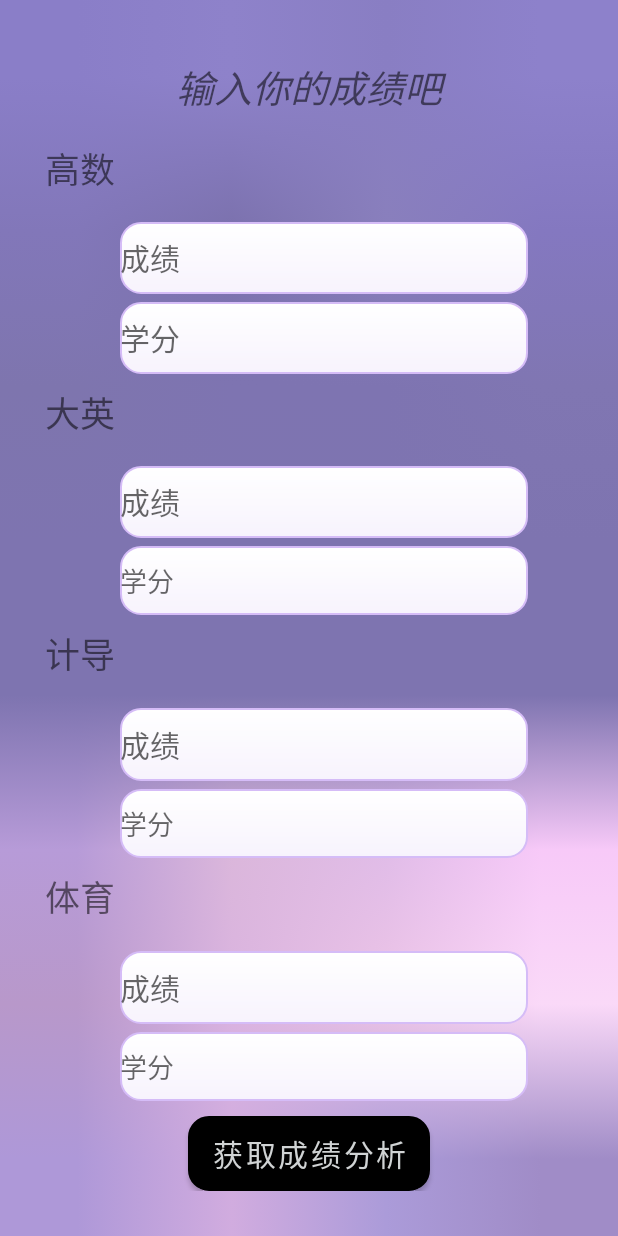
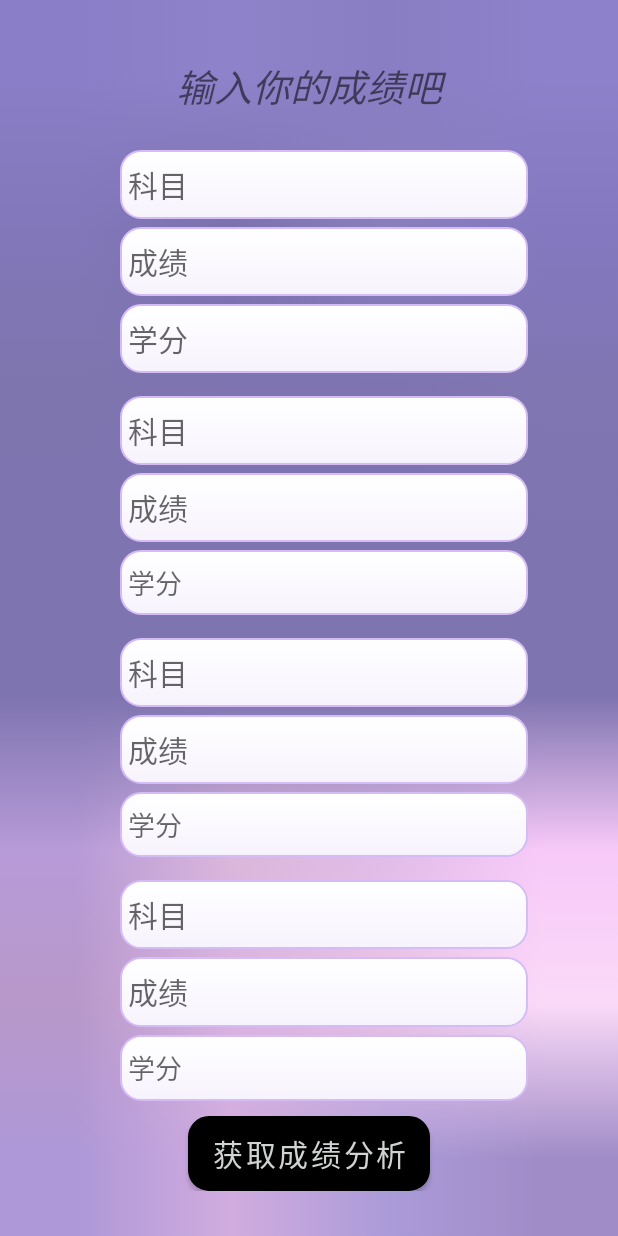
Before and after one commit to 80576586/grade, an Android app: the screen it shows after launch (MainActivity3), on a phone screen of 412 x 824 dp. Run offline under Robolectric (Android 15) with nearby library versions, the phone set to English and light mode, and no system bars.

Commit message:
可输入科目

```diff
--- a/app/src/main/java/com/example/myapplication/MainActivity3.java
+++ b/app/src/main/java/com/example/myapplication/MainActivity3.java
@@ -19,7 +19,6 @@ import android.widget.EditText;
 import android.widget.Toast;
 
 public class MainActivity3 extends AppCompatActivity {
-    private Button button1;
     private EditText editText1;
     private EditText editText2;
     private EditText editText3;
@@ -28,10 +27,12 @@ public class MainActivity3 extends AppCompatActivity {
     private EditText editText6;
     private EditText editText7;
     private EditText editText8;
-    //Context context;
+    private EditText et1;
+    private EditText et2;
+    private EditText et3;
+    private EditText et4;
+
    Bundle bundle = new Bundle();
-   //Intent intent =new Intent();
-   //Toast toast=new Toast(getApplicationContext());
 
 
 
@@ -39,7 +40,10 @@ public class MainActivity3 extends AppCompatActivity {
     protected void onCreate(Bundle savedInstanceState) {
         super.onCreate(savedInstanceState);
         setContentView(R.layout.activity_main3);
-
+        et1=findViewById(R.id.et1);
+        et2=findViewById(R.id.et2);
+        et3=findViewById(R.id.et3);
+        et4=findViewById(R.id.et4);
         editText1=findViewById(R.id.editText1);
         editText2=findViewById(R.id.editText2);
         editText3=findViewById(R.id.editText3);
@@ -48,36 +52,35 @@ public class MainActivity3 extends AppCompatActivity {
        editText6=findViewById(R.id.editText6);
        editText7=findViewById(R.id.editText7);
        editText8=findViewById(R.id.editText8);
-       button1 = (Button) findViewById(R.id.button1);
-       button1.setOnClickListener(new View.OnClickListener() {
+       Button btn1 = (Button) findViewById(R.id.btn1);
+       btn1.setOnClickListener(new View.OnClickListener() {
             @Override
             public void onClick(View v) {
-                Intent intent = new Intent();//Inten t intent = new Intent();
+                Intent intent = new Intent();
                 String a = String.valueOf(editText1.getText());
                 String b = editText2.getText().toString();
                 String c = editText3.getText().toString();
                 String d = editText4.getText().toString();
                 String e = editText5.getText().toString();
                 String f = editText6.getText().toString();
-                String g = editText7.getText().toString().trim();
-                String h = editText8.getText().toString().trim();
+                String g = editText7.getText().toString();
+                String h = editText8.getText().toString();
+                String subject1=et1.getText().toString();
+                String subject2=et2.getText().toString().trim();
+                String subject3=et3.getText().toString().trim();
+                String subject4=et4.getText().toString().trim();
+
                 double a1 = 0,b1=0,c1=0,d1=0,e1=0,f1=0,g1=0,h1=0;
                 if (a.length()>0)
                     a1=Double.parseDouble(a);
-                //String b = String.valueOf(editText2.getText());
                 if (b.length()>0)
                     b1=Double.parseDouble(b);
-                //int b=editText2.getAccessibilityLiveRegion();
-                //String c = String.valueOf(editText3.getText());
                 if (c.length()>0)
                     c1=Double.parseDouble(c);
-                //String d = String.valueOf(editText4.getText());
                 if (d.length()>0)
                     d1=Double.parseDouble(d);
                 if (e.length()>0)
                     e1=Double.parseDouble(e);
-                //String e = String.valueOf(editText5.getText());
-                //String f = String.valueOf(editText6.getText());
                 if (f.length()>0)
                     f1=Double.parseDouble(f);
                 //String g = String.valueOf(editText7.getText());
@@ -85,9 +88,9 @@ public class MainActivity3 extends AppCompatActivity {
                     g1=Double.parseDouble(g);
                 if (h.length()>0)
                     h1=Double.parseDouble(h);
-                if (a.length()<1||c.length()<1||e.length()<1||g.length()<1.||b.length()<1||d.length()<1||f.length()<1||h.length()<1){
+                if (a.length()<1||c.length()<1||e.length()<1||g.length()<1.||b.length()<1||d.length()<1||f.length()<1||h.length()<1||subject1.length()<1||subject2.length()<1||subject3.length()<1||subject4.length()<1){
                     Toast.makeText(MainActivity3.this, "请输入完整", Toast.LENGTH_SHORT).show(); }
-                else if (a1>100||c1>100||e1>100){
+                else if (a1>100||c1>100||e1>100||g1>100){
 
                     Toast.makeText(MainActivity3.this, "请输入正确的成绩", Toast.LENGTH_SHORT).show();}
 
@@ -103,6 +106,12 @@ public class MainActivity3 extends AppCompatActivity {
                     Bundle bundle6 = new Bundle();
                     Bundle bundle7 = new Bundle();
                     Bundle bundle8 = new Bundle();
+                    Bundle bundle9 = new Bundle();
+                    Bundle bundle10 = new Bundle();
+                    Bundle bundle11= new Bundle();
+                    Bundle bundle12= new Bundle();
+
+
                     bundle1.putDouble("grade1",a1);
                     bundle2.putDouble("credit1",b1);
                     bundle3.putDouble("grade2",c1);
@@ -111,6 +120,10 @@ public class MainActivity3 extends AppCompatActivity {
                     bundle6.putDouble("credit3",f1);
                     bundle7.putDouble("grade4",g1);
                     bundle8.putDouble("credit4",h1);
+                    bundle9.putString("subject1",subject1);
+                    bundle10.putString("subject2",subject2);
+                    bundle11.putString("subject3",subject3);
+                    bundle12.putString("subject4",subject4);
 
                 intent.putExtras(bundle1);
                 intent.putExtras(bundle2);
@@ -120,10 +133,16 @@ public class MainActivity3 extends AppCompatActivity {
                 intent.putExtras(bundle6);
                 intent.putExtras(bundle7);
                 intent.putExtras(bundle8);
+                intent.putExtras(bundle9);
+                intent.putExtras(bundle10);
+                intent.putExtras(bundle11);
+                intent.putExtras(bundle12);
+
 
                 intent.setClass(MainActivity3.this, MainActivity.class);
 
-                startActivity(intent);}}
+                startActivity(intent);
+                finish();}}
 
 
         });
--- a/app/src/main/res/layout/activity_main2.xml
+++ b/app/src/main/res/layout/activity_main2.xml
@@ -30,6 +30,7 @@
                 android:gravity="center"
                 android:text="分析报告"
                 android:textColor="@color/black"
+                android:paddingTop="10dp"
                 android:textSize="35sp" />
 
 
@@ -80,6 +81,7 @@
             android:background="@drawable/shape"
             android:padding="15dp">
             <TextView
+                android:id="@+id/TV3.1"
                 android:layout_width="wrap_content"
                 android:layout_height="match_parent"
                 android:text="高数"
@@ -101,6 +103,7 @@
             android:background="@drawable/shape"
             android:padding="15dp">
             <TextView
+                android:id="@+id/TV3.2"
                 android:layout_width="wrap_content"
                 android:layout_height="match_parent"
                 android:text="大英"
@@ -125,6 +128,7 @@
             android:padding="15dp">
 
             <TextView
+                android:id="@+id/TV3.3"
                 android:layout_width="wrap_content"
                 android:layout_height="match_parent"
                 android:text="计导"
@@ -150,6 +154,7 @@
             android:background="@drawable/shape"
             android:padding="15dp">
             <TextView
+                android:id="@+id/TV3.4"
                 android:layout_width="wrap_content"
                 android:layout_height="match_parent"
                 android:text="体育"
--- a/app/src/main/res/layout/activity_main3.xml
+++ b/app/src/main/res/layout/activity_main3.xml
@@ -26,15 +26,20 @@
 
 
 
-        <TextView
-            android:id="@+id/textview1"
+        <EditText
+            android:id="@+id/et1"
             android:layout_width="match_parent"
             android:layout_height="wrap_content"
-            android:text="高数"
-            android:textSize="23sp"
-            android:layout_marginTop="8dp"
-            android:layout_weight="1"
-            />
+            android:hint="科目"
+            android:textSize="20sp"
+            android:layout_marginStart="50dp"
+            android:layout_marginEnd="30dp"
+            android:layout_marginTop="15dp"
+            android:maxLines="1"
+            android:paddingHorizontal="5dp"
+            android:inputType="text"
+            android:background="@drawable/shape"
+            android:layout_weight="1"/>
         <EditText
             android:id="@+id/editText1"
             android:layout_width="match_parent"
@@ -43,7 +48,9 @@
             android:textSize="20sp"
             android:layout_marginStart="50dp"
             android:layout_marginEnd="30dp"
+            android:layout_marginTop="5dp"
             android:maxLines="1"
+            android:paddingHorizontal="5dp"
             android:inputType="numberDecimal"
             android:background="@drawable/shape"
             android:layout_weight="1"/>
@@ -57,18 +64,24 @@
             android:maxLines="1"
             android:textSize="20sp"
             android:inputType="numberDecimal"
+            android:paddingHorizontal="5dp"
             android:background="@drawable/shape"
             android:layout_weight="1"
             android:layout_marginTop="5dp"/>
-        <TextView
-            android:id="@+id/textview2"
+        <EditText
+            android:id="@+id/et2"
             android:layout_width="match_parent"
             android:layout_height="wrap_content"
-            android:text="大英"
-            android:textSize="23sp"
-            android:layout_marginTop="8dp"
-            android:layout_weight="1"
-            />
+            android:hint="科目"
+            android:textSize="20sp"
+            android:layout_marginStart="50dp"
+            android:layout_marginEnd="30dp"
+            android:layout_marginTop="15dp"
+            android:maxLines="1"
+            android:paddingHorizontal="5dp"
+            android:inputType="text"
+            android:background="@drawable/shape"
+            android:layout_weight="1"/>
         <EditText
             android:id="@+id/editText3"
             android:layout_width="match_parent"
@@ -77,8 +90,10 @@
             android:textSize="20sp"
             android:layout_marginStart="50dp"
             android:layout_marginEnd="30dp"
+            android:layout_marginTop="5dp"
             android:maxLines="1"
             android:inputType="numberDecimal"
+            android:paddingHorizontal="5dp"
             android:background="@drawable/shape"
             android:layout_weight="1"/>
         <EditText
@@ -91,17 +106,23 @@
             android:maxLines="1"
             android:inputType="numberDecimal"
             android:background="@drawable/shape"
+            android:paddingHorizontal="5dp"
             android:layout_weight="1"
             android:layout_marginTop="5dp"/>
-        <TextView
-            android:id="@+id/textview3"
+        <EditText
+            android:id="@+id/et3"
             android:layout_width="match_parent"
             android:layout_height="wrap_content"
-            android:text="计导"
-            android:textSize="23sp"
-            android:layout_marginTop="8dp"
-            android:layout_weight="1"
-            />
+            android:hint="科目"
+            android:textSize="20sp"
+            android:layout_marginStart="50dp"
+            android:layout_marginEnd="30dp"
+            android:layout_marginTop="15dp"
+            android:maxLines="1"
+            android:paddingHorizontal="5dp"
+            android:inputType="text"
+            android:background="@drawable/shape"
+            android:layout_weight="1"/>
         <EditText
             android:id="@+id/editText5"
             android:layout_width="match_parent"
@@ -110,8 +131,10 @@
             android:textSize="20sp"
             android:layout_marginStart="50dp"
             android:layout_marginEnd="30dp"
+            android:layout_marginTop="5dp"
             android:maxLines="1"
             android:inputType="numberDecimal"
+            android:paddingHorizontal="5dp"
             android:background="@drawable/shape"
             android:layout_weight="1"/>
         <EditText
@@ -125,16 +148,22 @@
             android:inputType="numberDecimal"
             android:background="@drawable/shape"
             android:layout_weight="1"
+            android:paddingHorizontal="5dp"
             android:layout_marginTop="5dp"/>
-        <TextView
-            android:id="@+id/textview4"
+        <EditText
+            android:id="@+id/et4"
             android:layout_width="match_parent"
             android:layout_height="wrap_content"
-            android:text="体育"
-            android:textSize="23sp"
-            android:layout_marginTop="8dp"
-            android:layout_weight="1"
-            />
+            android:hint="科目"
+            android:textSize="20sp"
+            android:layout_marginStart="50dp"
+            android:layout_marginEnd="30dp"
+            android:maxLines="1"
+            android:paddingHorizontal="5dp"
+            android:layout_marginTop="15dp"
+            android:inputType="text"
+            android:background="@drawable/shape"
+            android:layout_weight="1"/>
         <EditText
             android:id="@+id/editText7"
             android:layout_width="match_parent"
@@ -143,8 +172,10 @@
             android:textSize="20sp"
             android:layout_marginStart="50dp"
             android:layout_marginEnd="30dp"
+            android:layout_marginTop="5dp"
             android:maxLines="1"
             android:inputType="numberDecimal"
+            android:paddingHorizontal="5dp"
             android:background="@drawable/shape"
             android:layout_weight="1"/>
         <EditText
@@ -157,10 +188,11 @@
             android:maxLines="1"
             android:inputType="numberDecimal"
             android:background="@drawable/shape"
+            android:paddingHorizontal="5dp"
             android:layout_weight="1"
             android:layout_marginTop="5dp"/>
         <Button
-            android:id="@+id/button1"
+            android:id="@+id/btn1"
             android:layout_width="wrap_content"
             android:layout_height="wrap_content"
             android:text="获取成绩分析"
```
Also changed, not shown: app/src/main/java/com/example/myapplication/MainActivity.java (+93 -60 lines), app/src/main/java/com/example/myapplication/MainActivity2.java (+17 -1 lines), app/src/main/res/layout/activity_main.xml (+10 -9 lines).
